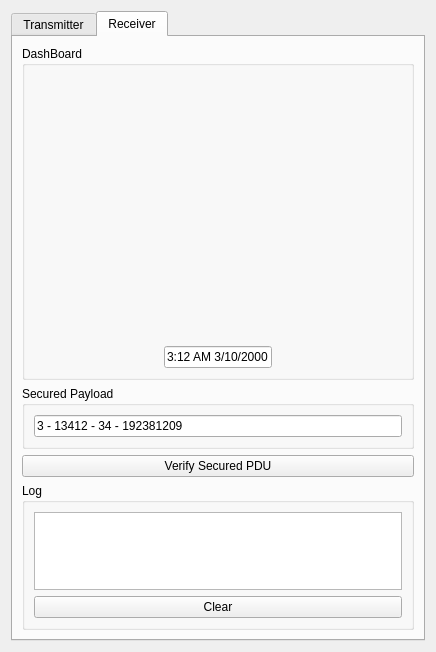
Qt form GUI/GUI.ui (HosamAboabla/Autosar_SecOC) before a commit.
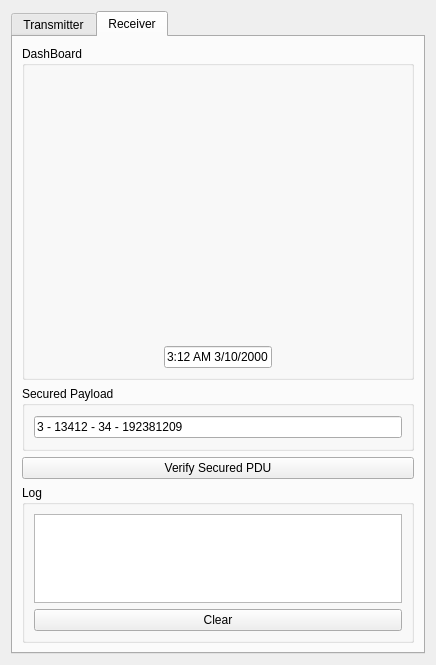
The same form after that commit. The open tabs and pages were chosen to show the change. Custom widgets are drawn as their Qt base class.

Commit message: Fixed the shift in log gorupbox

The edit to the form file:
```diff
--- a/GUI/GUI.ui
+++ b/GUI/GUI.ui
@@ -472,11 +472,17 @@
        <item>
         <widget class="QGroupBox" name="LogBox">
          <property name="sizePolicy">
-          <sizepolicy hsizetype="Preferred" vsizetype="Preferred">
+          <sizepolicy hsizetype="Preferred" vsizetype="Fixed">
            <horstretch>0</horstretch>
            <verstretch>0</verstretch>
           </sizepolicy>
          </property>
+         <property name="maximumSize">
+          <size>
+           <width>16777215</width>
+           <height>158</height>
+          </size>
+         </property>
          <property name="title">
           <string>Log</string>
          </property>
```
Left out of the diff: 6 changed lines with no effect on the pictures. The commit also changes 1 other file.
